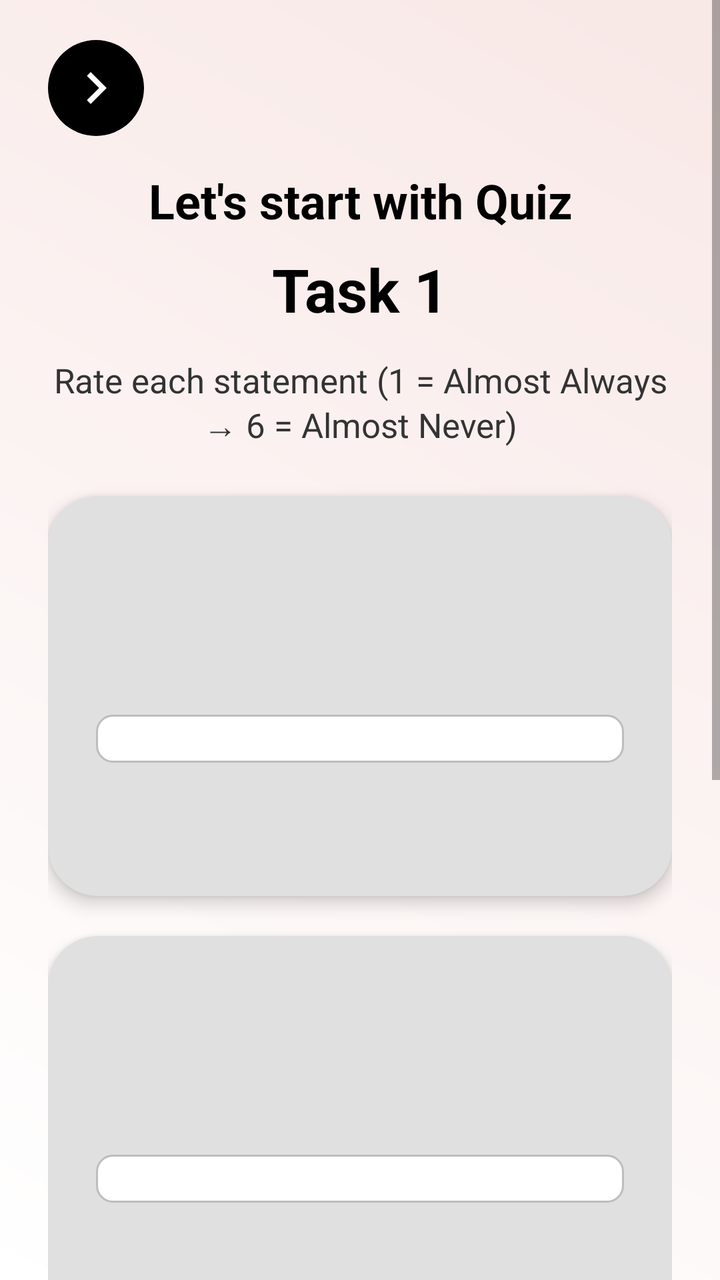
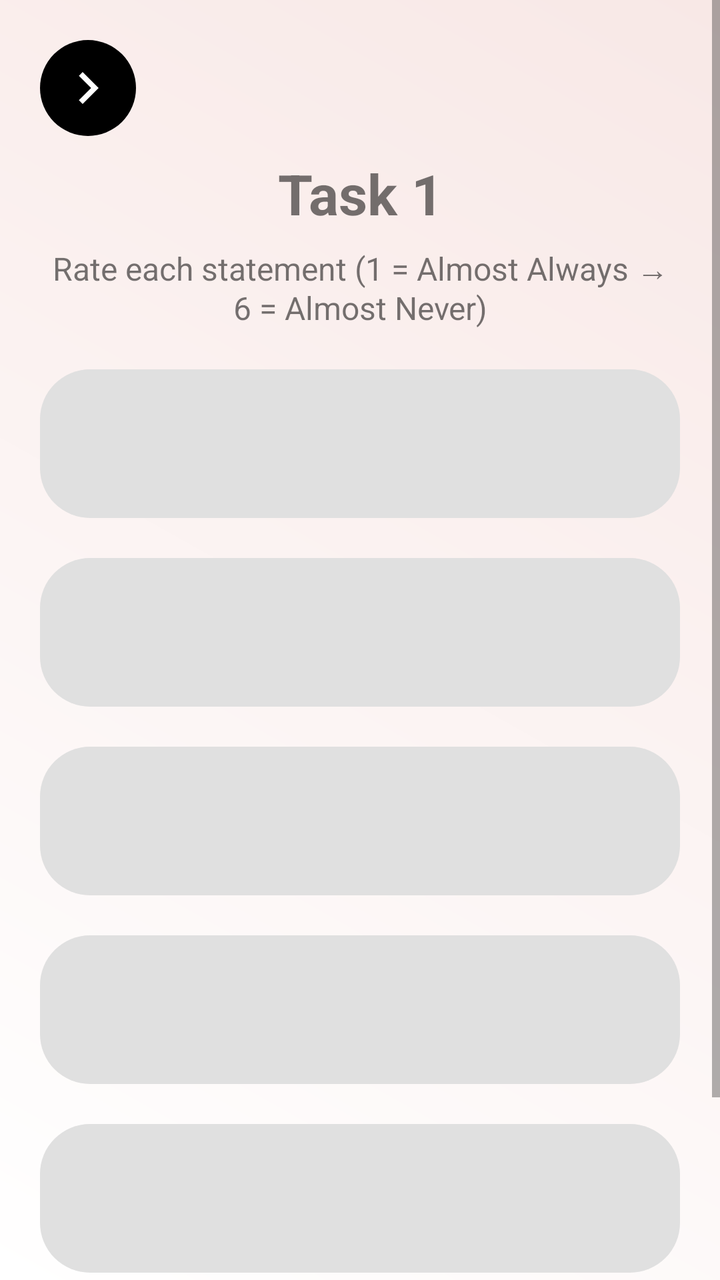

Before-and-after screenshots of an Android layout around one commit, followed by the original layout XML and the change that was made.
<!-- AndroidManifest.xml: application theme Theme.CogniSync -->
<!-- res/layout/activity_task1.xml -->
<?xml version="1.0" encoding="utf-8"?>
<ScrollView xmlns:android="http://schemas.android.com/apk/res/android"
    xmlns:tools="http://schemas.android.com/tools"
    android:layout_width="match_parent"
    android:layout_height="match_parent"
    android:background="@drawable/background_gradient"
    android:fitsSystemWindows="true"
    android:fillViewport="true"
    tools:context=".Task1Activity">

    <LinearLayout
        android:layout_width="match_parent"
        android:layout_height="wrap_content"
        android:orientation="vertical"
        android:paddingHorizontal="24dp"
        android:paddingTop="20dp"
        android:paddingBottom="30dp">

        
        <LinearLayout
            android:layout_width="match_parent"
            android:layout_height="wrap_content"
            android:orientation="horizontal"
            android:gravity="center_vertical">

            <ImageButton
                android:id="@+id/btnBack"
                android:layout_width="48dp"
                android:layout_height="48dp"
                android:background="@drawable/circle_bg"
                android:src="@drawable/ic_arrow_back"
                android:contentDescription="Back" />
        </LinearLayout>

        
        <TextView
            android:layout_width="match_parent"
            android:layout_height="wrap_content"
            android:text="Let's start with Quiz"
            android:textAlignment="center"
            android:textColor="#000"
            android:textSize="24sp"
            android:textStyle="bold"
            android:layout_marginTop="16dp" />

        <TextView
            android:layout_width="match_parent"
            android:layout_height="wrap_content"
            android:text="Task 1"
            android:textAlignment="center"
            android:textColor="#000"
            android:textSize="30sp"
            android:textStyle="bold"
            android:layout_marginTop="8dp" />

        <TextView
            android:layout_width="match_parent"
            android:layout_height="wrap_content"
            android:text="Rate each statement (1 = Almost Always → 6 = Almost Never)"
            android:textAlignment="center"
            android:textSize="17sp"
            android:layout_marginTop="14dp"
            android:textColor="#333" />

        
        <LinearLayout
            android:layout_width="match_parent"
            android:layout_height="200dp"
            android:orientation="vertical"
            android:background="@drawable/rounded_grey_bg"
            android:layout_marginTop="24dp"
            android:padding="24dp"
            android:elevation="5dp"
            android:gravity="center">

            <TextView
                android:id="@+id/q1Text"
                android:layout_width="match_parent"
                android:layout_height="wrap_content"
                android:textColor="#000"
                android:textStyle="bold"
                android:textSize="20sp"
                android:gravity="center"
                android:textAlignment="center" />

            <Spinner
                android:id="@+id/firstSpinner"
                android:layout_width="match_parent"
                android:layout_height="wrap_content"
                android:layout_marginTop="16dp"
                android:background="@drawable/edittext_bg"
                android:padding="12dp" />
        </LinearLayout>

        
        <LinearLayout
            android:layout_width="match_parent"
            android:layout_height="200dp"
            android:orientation="vertical"
            android:background="@drawable/rounded_grey_bg"
            android:layout_marginTop="20dp"
            android:padding="24dp"
            android:elevation="5dp"
            android:gravity="center">

            <TextView
                android:id="@+id/q2Text"
                android:layout_width="match_parent"
                android:layout_height="wrap_content"
                android:textColor="#000"
                android:textStyle="bold"
                android:textSize="20sp"
                android:gravity="center"
                android:textAlignment="center" />

            <Spinner
                android:id="@+id/secondSpinner"
                android:layout_width="match_parent"
                android:layout_height="wrap_content"
                android:layout_marginTop="16dp"
                android:background="@drawable/edittext_bg"
                android:padding="12dp" />
        </LinearLayout>

        
        <LinearLayout
            android:layout_width="match_parent"
            android:layout_height="200dp"
            android:orientation="vertical"
            android:background="@drawable/rounded_grey_bg"
            android:layout_marginTop="20dp"
            android:padding="24dp"
            android:elevation="5dp"
            android:gravity="center">

            <TextView
                android:id="@+id/q3Text"
                android:layout_width="match_parent"
                android:layout_height="wrap_content"
                android:textColor="#000"
                android:textStyle="bold"
                android:textSize="20sp"
                android:gravity="center"
                android:textAlignment="center" />

            <Spinner
                android:id="@+id/thirdSpinner"
                android:layout_width="match_parent"
                android:layout_height="wrap_content"
                android:layout_marginTop="16dp"
                android:background="@drawable/edittext_bg"
                android:padding="12dp" />
        </LinearLayout>

        
        <androidx.appcompat.widget.AppCompatButton
            android:id="@+id/btnNext"
            android:layout_width="match_parent"
            android:layout_height="64dp"
            android:layout_marginTop="28dp"
            android:layout_marginBottom="40dp"
            android:background="@drawable/btn_bg"
            android:text="NEXT"
            android:textAllCaps="true"
            android:textStyle="bold"
            android:textSize="20sp"
            android:textColor="#000" />
    </LinearLayout>
</ScrollView>
<!-- resources referenced by this layout -->
<resources>
  <!-- drawable background_gradient (drawable) -->
  <?xml version="1.0" encoding="utf-8"?>
  <shape xmlns:android="http://schemas.android.com/apk/res/android">
      <gradient
          android:angle="45"
          android:startColor="#Ffffff"
          android:endColor="#F8E8E6"
          android:type="linear" />
  </shape>
  <!-- drawable btn_bg (drawable) -->
  <shape xmlns:android="http://schemas.android.com/apk/res/android"
      android:shape="rectangle">
      <solid android:color="#B9BDBF"/>
      <corners android:radius="35dp"/>
  </shape>
  <!-- drawable circle_bg (drawable) -->
  <?xml version="1.0" encoding="utf-8"?>
  <shape xmlns:android="http://schemas.android.com/apk/res/android"
      android:shape="oval">
  
      
      <solid android:color="#000000"/>   
  
      
      <stroke
          android:width="0dp"
          android:color="#CCCCCC"/>       
  
      
  </shape>
  <!-- drawable edittext_bg (drawable) -->
  <?xml version="1.0" encoding="utf-8"?>
  <selector xmlns:android="http://schemas.android.com/apk/res/android">
  
      
      <item android:state_pressed="true">
          <shape android:shape="rectangle">
              <solid android:color="#FFFFFF" />
              <corners android:radius="8dp"/>
              <stroke android:width="2dp" android:color="#8AB4F8" /> 
          </shape>
      </item>
  
      
      <item android:state_focused="true">
          <shape android:shape="rectangle">
              <solid android:color="#FFFFFF"/>
              <corners android:radius="8dp"/>
              <stroke android:width="2dp" android:color="#8AB4F8"/>
          </shape>
      </item>
  
      
      <item>
          <shape android:shape="rectangle">
              <solid android:color="#FFFFFF"/>
              <corners android:radius="8dp"/>
              <stroke android:width="1dp" android:color="#BDBDBD"/>
          </shape>
      </item>
  
  </selector>
  <!-- drawable ic_arrow_back (drawable) -->
  <vector xmlns:android="http://schemas.android.com/apk/res/android"
      android:width="32dp"
      android:height="32dp"
      android:viewportWidth="32"
      android:viewportHeight="32">
      <path
          android:fillColor="#ffffff"
          android:pathData="M11.45 22.12L17.56 16l-6.1-6.12L13.32 8l8 8-8 8-1.88-1.88Z"/>
  </vector>
  <!-- drawable rounded_grey_bg (drawable) -->
  <?xml version="1.0" encoding="utf-8"?>
  <shape xmlns:android="http://schemas.android.com/apk/res/android"
      android:shape="rectangle">
  
      
      <solid android:color="#E0E0E0" />
  
      
      <corners android:radius="25dp" />
  
  </shape>
  <style name="Theme.CogniSync" parent="Theme.MaterialComponents.DayNight.NoActionBar">
  
  
  
          
          <item name="android:statusBarColor">@android:color/white</item>
          <item name="android:windowLightStatusBar">true</item>
  
      </style>
</resources>

<!-- the commit's change to res/layout/activity_task1.xml (unified diff, before → after) -->
@@ -1,169 +1,172 @@
 <?xml version="1.0" encoding="utf-8"?>
 <ScrollView xmlns:android="http://schemas.android.com/apk/res/android"
-    xmlns:tools="http://schemas.android.com/tools"
     android:layout_width="match_parent"
     android:layout_height="match_parent"
-    android:background="@drawable/background_gradient"
     android:fitsSystemWindows="true"
-    android:fillViewport="true"
-    tools:context=".Task1Activity">
+    android:background="@drawable/background_gradient">
 
     <LinearLayout
+        android:padding="20dp"
+        android:orientation="vertical"
         android:layout_width="match_parent"
-        android:layout_height="wrap_content"
-        android:orientation="vertical"
-        android:paddingHorizontal="24dp"
-        android:paddingTop="20dp"
-        android:paddingBottom="30dp">
+        android:layout_height="wrap_content">
+
+        <ImageButton
+            android:id="@+id/btnBack"
+            android:background="@drawable/circle_bg"
+            android:layout_width="48dp"
+            android:layout_height="48dp"
+            android:src="@drawable/ic_arrow_back"/>
+
+        <TextView
+            android:text="Task 1"
+            android:textSize="28sp"
+            android:textStyle="bold"
+            android:gravity="center"
+            android:layout_width="match_parent"
+            android:layout_height="wrap_content"
+            android:layout_marginTop="10dp"/>
+
+        <TextView
+            android:text="Rate each statement (1 = Almost Always → 6 = Almost Never)"
+            android:textSize="16sp"
+            android:gravity="center"
+            android:layout_width="match_parent"
+            android:layout_height="wrap_content"
+            android:layout_marginTop="8dp"/>
+
+        
 
         
         <LinearLayout
+            android:background="@drawable/rounded_grey_bg"
+            android:orientation="vertical"
+            android:padding="20dp"
             android:layout_width="match_parent"
-            android:layout_height="wrap_content"
-            android:orientation="horizontal"
-            android:gravity="center_vertical">
-
-            <ImageButton
-                android:id="@+id/btnBack"
-                android:layout_width="48dp"
-                android:layout_height="48dp"
-                android:background="@drawable/circle_bg"
-                android:src="@drawable/ic_arrow_back"
-                android:contentDescription="Back" />
-        </LinearLayout>
-
-        
-        <TextView
-            android:layout_width="match_parent"
-            android:layout_height="wrap_content"
-            android:text="Let's start with Quiz"
-            android:textAlignment="center"
-            android:textColor="#000"
-            android:textSize="24sp"
-            android:textStyle="bold"
-            android:layout_marginTop="16dp" />
-
-        <TextView
-            android:layout_width="match_parent"
-            android:layout_height="wrap_content"
-            android:text="Task 1"
-            android:textAlignment="center"
-            android:textColor="#000"
-            android:textSize="30sp"
-            android:textStyle="bold"
-            android:layout_marginTop="8dp" />
-
-        <TextView
-            android:layout_width="match_parent"
-            android:layout_height="wrap_content"
-            android:text="Rate each statement (1 = Almost Always → 6 = Almost Never)"
-            android:textAlignment="center"
-            android:textSize="17sp"
-            android:layout_marginTop="14dp"
-            android:textColor="#333" />
-
-        
-        <LinearLayout
-            android:layout_width="match_parent"
-            android:layout_height="200dp"
-            android:orientation="vertical"
-            android:background="@drawable/rounded_grey_bg"
-            android:layout_marginTop="24dp"
-            android:padding="24dp"
-            android:elevation="5dp"
-            android:gravity="center">
+            android:layout_marginTop="20dp"
+            android:layout_height="wrap_content">
 
             <TextView
-                android:id="@+id/q1Text"
+                android:id="@+id/q1"
+                android:textSize="18sp"
+                android:textStyle="bold"
+                android:gravity="center"
                 android:layout_width="match_parent"
-                android:layout_height="wrap_content"
-                android:textColor="#000"
-                android:textStyle="bold"
-                android:textSize="20sp"
-                android:gravity="center"
-                android:textAlignment="center" />
+                android:layout_height="wrap_content"/>
 
             <Spinner
-                android:id="@+id/firstSpinner"
+                android:id="@+id/spinner1"
+                android:background="@drawable/edittext_bg"
+                android:layout_marginTop="10dp"
                 android:layout_width="match_parent"
-                android:layout_height="wrap_content"
-                android:layout_marginTop="16dp"
-                android:background="@drawable/edittext_bg"
-                android:padding="12dp" />
+                android:layout_height="wrap_content" />
         </LinearLayout>
 
         
         <LinearLayout
+            android:background="@drawable/rounded_grey_bg"
+            android:orientation="vertical"
+            android:padding="20dp"
             android:layout_width="match_parent"
-            android:layout_height="200dp"
-            android:orientation="vertical"
-            android:background="@drawable/rounded_grey_bg"
             android:layout_marginTop="20dp"
-            android:padding="24dp"
-            android:elevation="5dp"
-            android:gravity="center">
+            android:layout_height="wrap_content">
 
-            <TextView
-                android:id="@+id/q2Text"
+            <TextView android:id="@+id/q2"
+                android:textSize="18sp"
+                android:textStyle="bold"
+                android:gravity="center"
                 android:layout_width="match_parent"
-                android:layout_height="wrap_content"
-                android:textColor="#000"
-                android:textStyle="bold"
-                android:textSize="20sp"
-                android:gravity="center"
-                android:textAlignment="center" />
+                android:layout_height="wrap_content"/>
 
             <Spinner
-                android:id="@+id/secondSpinner"
+                android:id="@+id/spinner2"
+                android:background="@drawable/edittext_bg"
+                android:layout_marginTop="10dp"
                 android:layout_width="match_parent"
-                android:layout_height="wrap_content"
-                android:layout_marginTop="16dp"
-                android:background="@drawable/edittext_bg"
-                android:padding="12dp" />
+                android:layout_height="wrap_content" />
         </LinearLayout>
 
         
         <LinearLayout
+            android:background="@drawable/rounded_grey_bg"
+            android:orientation="vertical"
+            android:padding="20dp"
             android:layout_width="match_parent"
-            android:layout_height="200dp"
-            android:orientation="vertical"
-            android:background="@drawable/rounded_grey_bg"
             android:layout_marginTop="20dp"
-            android:padding="24dp"
-            android:elevation="5dp"
-            android:gravity="center">
+            android:layout_height="wrap_content">
 
-            <TextView
-                android:id="@+id/q3Text"
+            <TextView android:id="@+id/q3"
+                android:textSize="18sp"
+                android:textStyle="bold"
+                android:gravity="center"
                 android:layout_width="match_parent"
-                android:layout_height="wrap_content"
-                android:textColor="#000"
-                android:textStyle="bold"
-                android:textSize="20sp"
-                android:gravity="center"
-                android:textAlignment="center" />
+                android:layout_height="wrap_content"/>
 
             <Spinner
-                android:id="@+id/thirdSpinner"
+                android:id="@+id/spinner3"
+                android:background="@drawable/edittext_bg"
+                android:layout_marginTop="10dp"
                 android:layout_width="match_parent"
-                android:layout_height="wrap_content"
-                android:layout_marginTop="16dp"
-                android:background="@drawable/edittext_bg"
-                android:padding="12dp" />
+                android:layout_height="wrap_content" />
         </LinearLayout>
 
         
+        <LinearLayout
+            android:background="@drawable/rounded_grey_bg"
+            android:orientation="vertical"
+            android:padding="20dp"
+            android:layout_width="match_parent"
+            android:layout_marginTop="20dp"
+            android:layout_height="wrap_content">
+
+            <TextView android:id="@+id/q4"
+                android:textSize="18sp"
+                android:textStyle="bold"
+                android:gravity="center"
+                android:layout_width="match_parent"
+                android:layout_height="wrap_content"/>
+
+            <Spinner
+                android:id="@+id/spinner4"
+                android:background="@drawable/edittext_bg"
+                android:layout_marginTop="10dp"
+                android:layout_width="match_parent"
+                android:layout_height="wrap_content" />
+        </LinearLayout>
+
+        
+        <LinearLayout
+            android:background="@drawable/rounded_grey_bg"
+            android:orientation="vertical"
+            android:padding="20dp"
+            android:layout_width="match_parent"
+            android:layout_marginTop="20dp"
+            android:layout_height="wrap_content">
+
+            <TextView android:id="@+id/q5"
+                android:textSize="18sp"
+                android:textStyle="bold"
+                android:gravity="center"
+                android:layout_width="match_parent"
+                android:layout_height="wrap_content"/>
+
+            <Spinner
+                android:id="@+id/spinner5"
+                android:background="@drawable/edittext_bg"
+                android:layout_marginTop="10dp"
+                android:layout_width="match_parent"
+                android:layout_height="wrap_content" />
+        </LinearLayout>
+
         <androidx.appcompat.widget.AppCompatButton
             android:id="@+id/btnNext"
-            android:layout_width="match_parent"
-            android:layout_height="64dp"
-            android:layout_marginTop="28dp"
-            android:layout_marginBottom="40dp"
-            android:background="@drawable/btn_bg"
             android:text="NEXT"
-            android:textAllCaps="true"
             android:textStyle="bold"
             android:textSize="20sp"
-            android:textColor="#000" />
+            android:background="@drawable/btn_bg"
+            android:layout_marginTop="30dp"
+            android:layout_width="match_parent"
+            android:layout_height="60dp"/>
+
     </LinearLayout>
 </ScrollView>
